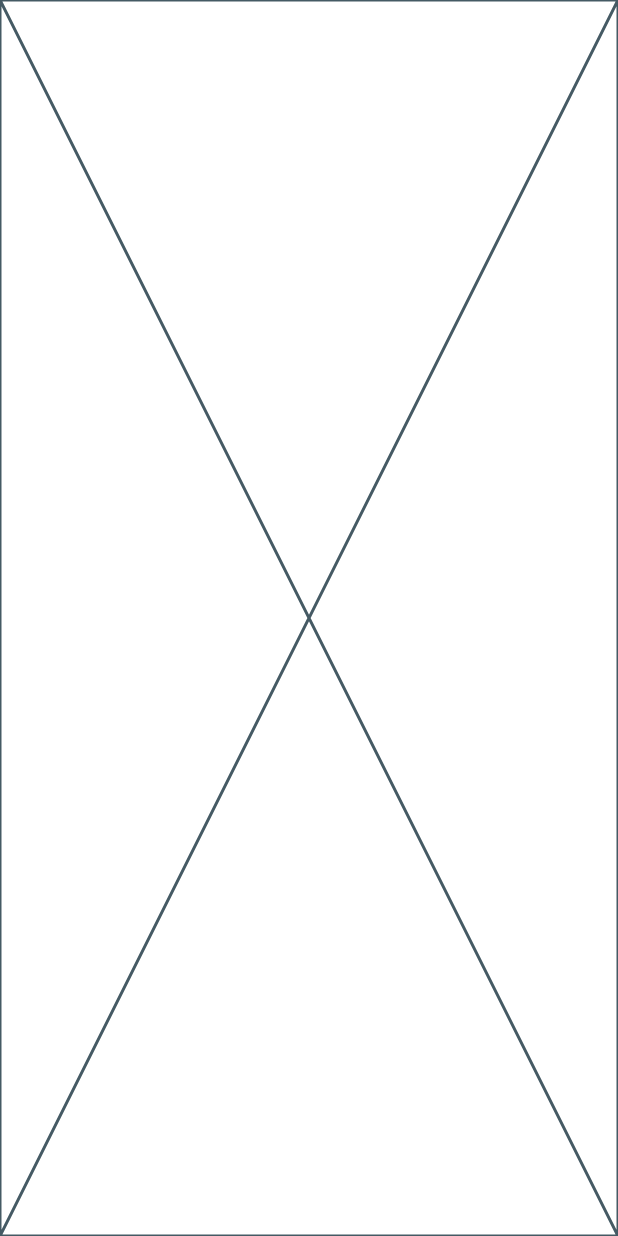
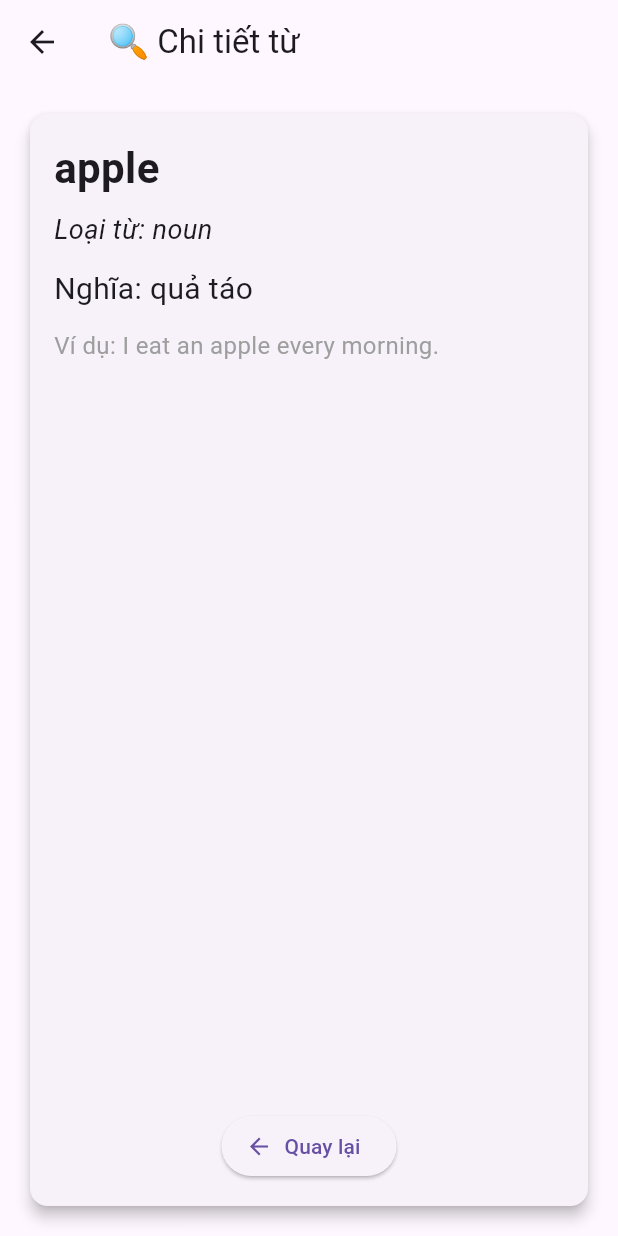
Before and after one commit to HA-NH/DC23V7X004-ProjectVocabularyApp, a Flutter app: the screen it shows after launch, after a tap on "apple", on a phone screen of 412 x 824 dp. Run offline on Flutter 3.47's test engine with Material 3 defaults, Android fonts, the phone set to English and light mode, and no system bars.

Commit message:
Man hinh chi tiet cua tu vung

```diff
--- a/lib/main.dart
+++ b/lib/main.dart
@@ -1,5 +1,6 @@
 import 'package:flutter/material.dart';
 import 'screens/list_screen.dart';
+import 'screens/detail_screen.dart';
 
 void main() {
   runApp(const VocabularyApp());
@@ -17,7 +18,7 @@ class VocabularyApp extends StatelessWidget {
       initialRoute: '/',
       routes: {
         '/': (context) => const ListScreen(),
-        '/detail': (context) => const Placeholder(),
+        '/detail': (context) => const DetailScreen(),
       },
     );
   }
--- /dev/null
+++ b/lib/screens/detail_screen.dart
@@ -0,0 +1,49 @@
+import 'package:flutter/material.dart';
+import '../models/word.dart';
+
+class DetailScreen extends StatelessWidget {
+  const DetailScreen({super.key});
+
+  @override
+  Widget build(BuildContext context) {
+    final Word word = ModalRoute.of(context)!.settings.arguments as Word;
+
+    return Scaffold(
+      appBar: AppBar(title: const Text('🔍 Chi tiết từ')),
+      body: Padding(
+        padding: const EdgeInsets.all(16.0),
+        child: Card(
+          shape: RoundedRectangleBorder(borderRadius: BorderRadius.circular(12)),
+          elevation: 4,
+          child: Padding(
+            padding: const EdgeInsets.all(16.0),
+            child: Column(
+              crossAxisAlignment: CrossAxisAlignment.start,
+              children: [
+                Text(word.word,
+                    style: const TextStyle(fontSize: 28, fontWeight: FontWeight.bold)),
+                const SizedBox(height: 8),
+                Text('Loại từ: ${word.type}',
+                    style: const TextStyle(fontSize: 18, fontStyle: FontStyle.italic)),
+                const SizedBox(height: 12),
+                Text('Nghĩa: ${word.meaning}',
+                    style: const TextStyle(fontSize: 20)),
+                const SizedBox(height: 12),
+                Text('Ví dụ: ${word.example}',
+                    style: const TextStyle(fontSize: 16, color: Colors.grey)),
+                const Spacer(),
+                Center(
+                  child: ElevatedButton.icon(
+                    onPressed: () => Navigator.pop(context),
+                    icon: const Icon(Icons.arrow_back),
+                    label: const Text('Quay lại'),
+                  ),
+                )
+              ],
+            ),
+          ),
+        ),
+      ),
+    );
+  }
+}
```
